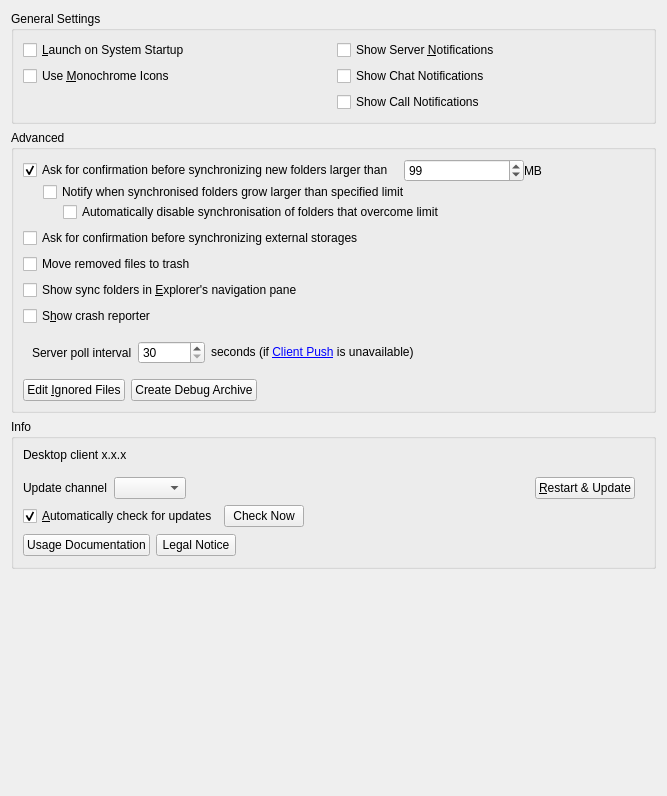
Old version of the form src/gui/generalsettings.ui in the repository nextcloud/desktop.
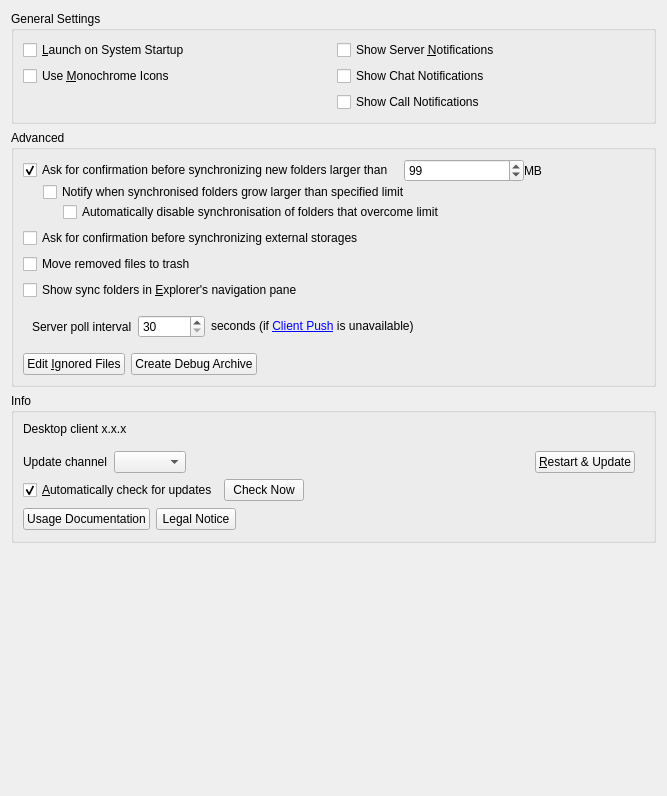
New version of the form.

Commit message: chore: remove never used crashreporter

```diff
--- a/src/gui/generalsettings.ui
+++ b/src/gui/generalsettings.ui
@@ -208,23 +208,6 @@
         </item>
        </layout>
       </item>
-      <item>
-       <layout class="QHBoxLayout" name="horizontalLayout_9">
-        <item>
-         <widget class="QCheckBox" name="crashreporterCheckBox">
-          <property name="sizePolicy">
-           <sizepolicy hsizetype="MinimumExpanding" vsizetype="Fixed">
-            <horstretch>0</horstretch>
-            <verstretch>0</verstretch>
-           </sizepolicy>
-          </property>
-          <property name="text">
-           <string>S&amp;how crash reporter</string>
-          </property>
-         </widget>
-        </item>
-       </layout>
-      </item>
       <item>
        <widget class="QWidget" name="horizontalLayoutWidget_remotePollInterval">
         <layout class="QHBoxLayout" name="horizontalLayout_remotePollInterval">
```
Left out of the diff: 1 changed line with no effect on the pictures. The commit also changes 20 other files.
